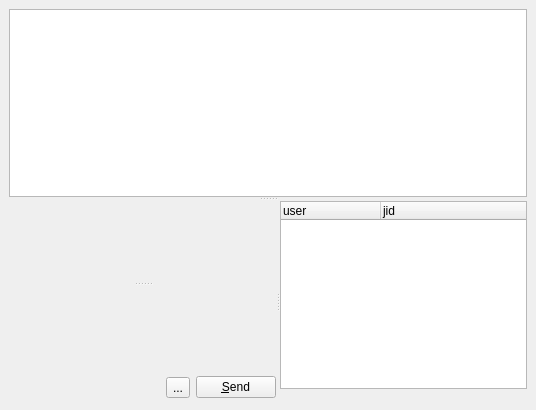
Old version of the form widgets/groupchatwidget.ui in the repository xmpp-graveyard/jabbim.
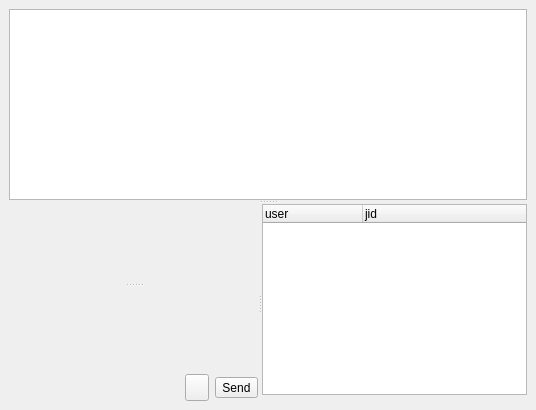
New version of the form. Icons and pictures are not drawn.

Patch:
```diff
--- a/widgets/groupchatwidget.ui
+++ b/widgets/groupchatwidget.ui
@@ -58,13 +58,6 @@
          <property name="spacing" >
           <number>6</number>
          </property>
-         <item row="1" column="2" >
-          <widget class="QPushButton" name="sendButton" >
-           <property name="text" >
-            <string>&amp;Send</string>
-           </property>
-          </widget>
-         </item>
          <item row="0" column="0" colspan="3" >
           <widget class="QWidget" native="1" name="lineWidget" >
            <property name="minimumSize" >
@@ -90,12 +83,17 @@
          </item>
          <item row="1" column="1" >
           <widget class="QToolButton" name="smileys" >
+           <property name="sizePolicy" >
+            <sizepolicy>
+             <hsizetype>1</hsizetype>
+             <vsizetype>1</vsizetype>
+             <horstretch>0</horstretch>
+             <verstretch>0</verstretch>
+            </sizepolicy>
+           </property>
            <property name="toolTip" >
             <string>You can add emoticons by clicking here</string>
            </property>
-           <property name="text" >
-            <string>...</string>
-           </property>
            <property name="icon" >
             <iconset>images/22x22/emotes/biggrin.png</iconset>
            </property>
@@ -107,6 +105,13 @@
            </property>
           </widget>
          </item>
+         <item row="1" column="2" >
+          <widget class="QToolButton" name="sendButton" >
+           <property name="text" >
+            <string>Send</string>
+           </property>
+          </widget>
+         </item>
         </layout>
        </widget>
       </widget>
@@ -150,18 +155,6 @@
           </column>
          </widget>
         </item>
-        <item>
-         <widget class="QWidget" native="1" name="admin2" >
-          <layout class="QVBoxLayout" >
-           <property name="margin" >
-            <number>0</number>
-           </property>
-           <property name="spacing" >
-            <number>6</number>
-           </property>
-          </layout>
-         </widget>
-        </item>
         <item>
          <widget class="QWidget" native="1" name="pluginWidget" />
         </item>
```
